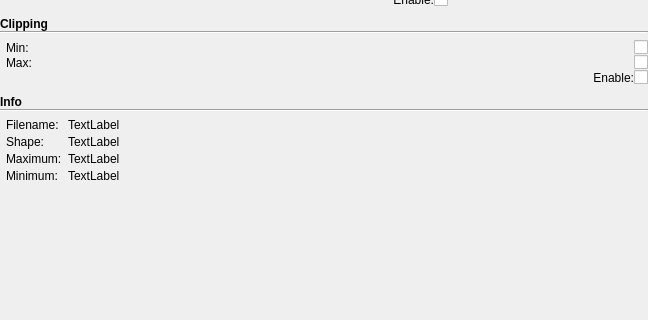
Above: mdt/data/qt_designs/maps_visualizer/MapSpecificOptions.ui from robbert-harms/MDT before the change; both pictures show x 0 to 648 and y 166 to 486 of the 648 by 584 pixel window. Below: the same form after it.
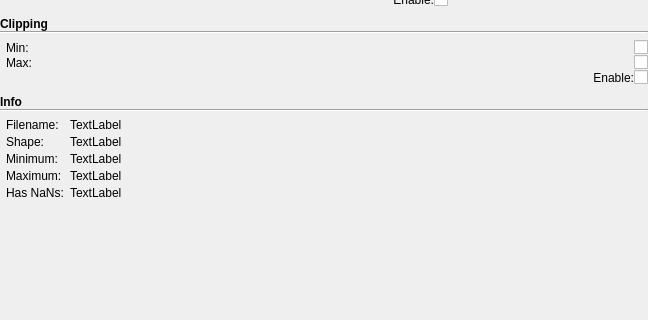
That is the form after the change. Custom widgets are drawn as their Qt base class.

Diff of the .ui file:
```diff
--- a/mdt/data/qt_designs/maps_visualizer/MapSpecificOptions.ui
+++ b/mdt/data/qt_designs/maps_visualizer/MapSpecificOptions.ui
@@ -361,13 +361,6 @@
          <property name="verticalSpacing">
           <number>3</number>
          </property>
-         <item row="3" column="0">
-          <widget class="QLabel" name="label_26">
-           <property name="text">
-            <string>Minimum:</string>
-           </property>
-          </widget>
-         </item>
          <item row="0" column="1">
           <widget class="QLabel" name="info_file_location">
            <property name="text">
@@ -381,7 +374,7 @@
          <item row="2" column="0">
           <widget class="QLabel" name="label_11">
            <property name="text">
-            <string>Maximum:</string>
+            <string>Minimum:</string>
            </property>
           </widget>
          </item>
@@ -392,20 +385,27 @@
            </property>
           </widget>
          </item>
-         <item row="2" column="1">
-          <widget class="QLabel" name="info_maximum">
+         <item row="3" column="0">
+          <widget class="QLabel" name="label_26">
            <property name="text">
-            <string>TextLabel</string>
+            <string>Maximum:</string>
            </property>
           </widget>
          </item>
-         <item row="3" column="1">
+         <item row="2" column="1">
           <widget class="QLabel" name="info_minimum">
            <property name="text">
             <string>TextLabel</string>
            </property>
           </widget>
          </item>
+         <item row="3" column="1">
+          <widget class="QLabel" name="info_maximum">
+           <property name="text">
+            <string>TextLabel</string>
+           </property>
+          </widget>
+         </item>
          <item row="1" column="0">
           <widget class="QLabel" name="label_6">
            <property name="text">
@@ -420,6 +420,20 @@
            </property>
           </widget>
          </item>
+         <item row="4" column="0">
+          <widget class="QLabel" name="label_27">
+           <property name="text">
+            <string>Has NaNs:</string>
+           </property>
+          </widget>
+         </item>
+         <item row="4" column="1">
+          <widget class="QLabel" name="info_has_nan">
+           <property name="text">
+            <string>TextLabel</string>
+           </property>
+          </widget>
+         </item>
         </layout>
        </widget>
       </item>
```
Left out of the diff: 240 changed lines with no effect on the pictures.
